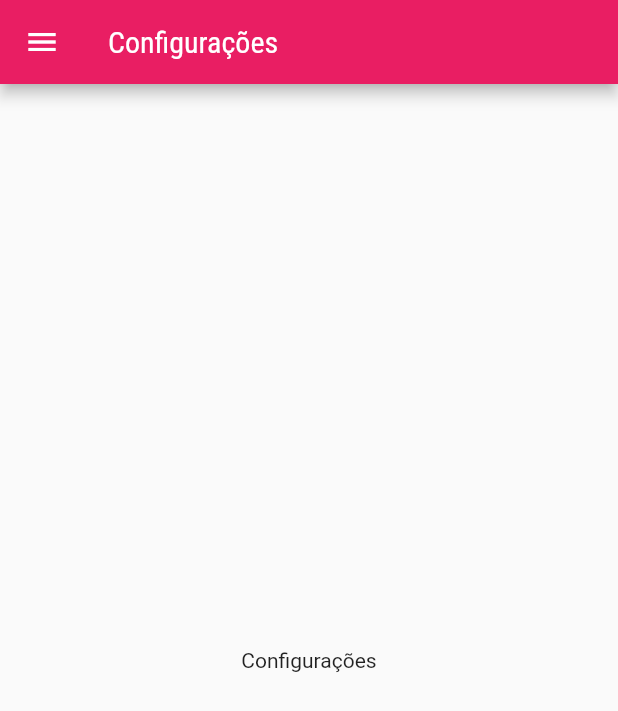
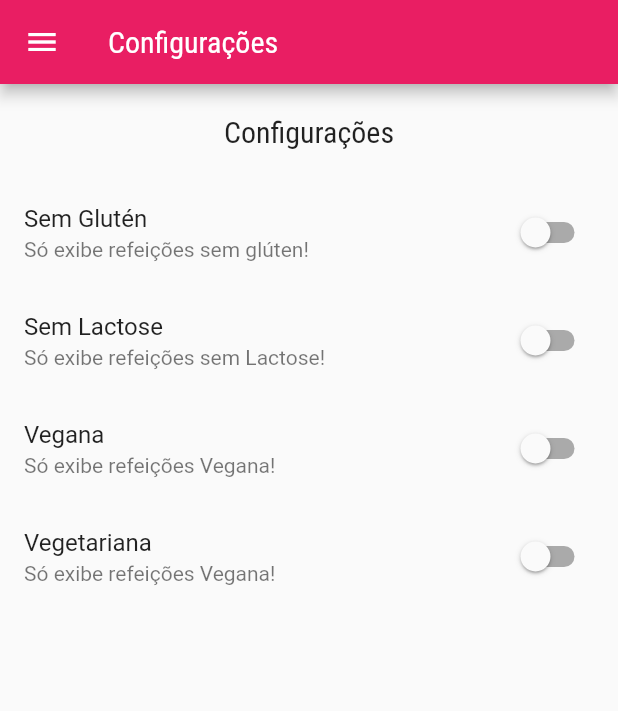
Before and after one commit to CSIRamone/meals, a Flutter app: the SettingsScreen screen opened by its route, on a phone screen of 412 x 824 dp. Shown: the top 711 px of the screen. Run offline on Flutter 3.47's test engine with Material 2 defaults, Android fonts, the phone set to English and light mode, and no system bars.

Commit message:
implementando a tela de settings_screen

```diff
--- /dev/null
+++ b/lib/models/settings.dart
@@ -0,0 +1,13 @@
+class Settings {
+  bool isGlutenFree;
+  bool isLactoseFree;
+  bool isVegan;
+  bool isVegetarian;
+
+  Settings({
+    this.isGlutenFree = false,
+    this.isLactoseFree = false,
+    this.isVegan = false,
+    this.isVegetarian = false,
+  });
+}
--- a/lib/screens/settings_screen.dart
+++ b/lib/screens/settings_screen.dart
@@ -2,8 +2,31 @@ import 'package:flutter/material.dart';
 
 import '../components/main_drawer.dart';
 
-class SettingsScreen extends StatelessWidget {
+import '../models/settings.dart';
+
+class SettingsScreen extends StatefulWidget {
   const SettingsScreen({super.key});
+
+  @override
+  State<SettingsScreen> createState() => _SettingsScreenState();
+}
+
+class _SettingsScreenState extends State<SettingsScreen> {
+  var settings = Settings();
+
+  Widget _createSwitch(
+    String title,
+    String subtitle,
+    bool value,
+    Function(bool) onChanged,
+  ) {
+    return SwitchListTile.adaptive(
+      value: value,
+      onChanged: onChanged,
+      title: Text(title),
+      subtitle: Text(subtitle),
+    );
+  }
 
   @override
   Widget build(BuildContext context) {
@@ -12,8 +35,46 @@ class SettingsScreen extends StatelessWidget {
         title: const Text('Configurações'),
       ),
       drawer: MainDrawer(),
-      body: const Center(
-        child: Text('Configurações'),
+      body: Column(
+        children: [
+          Container(
+            padding: const EdgeInsets.all(20),
+            child: Text(
+              'Configurações',
+              style: Theme.of(context).textTheme.titleLarge,
+            ),
+          ),
+          Expanded(
+            child: ListView(
+              children: [
+                _createSwitch(
+                  'Sem Glutén',
+                  'Só exibe refeições sem glúten!',
+                  settings.isGlutenFree,
+                  (value) => setState(() => settings.isGlutenFree = value),
+                ),
+                _createSwitch(
+                  'Sem Lactose',
+                  'Só exibe refeições sem Lactose!',
+                  settings.isLactoseFree,
+                  (value) => setState(() => settings.isLactoseFree = value),
+                ),
+                _createSwitch(
+                  'Vegana',
+                  'Só exibe refeições Vegana!',
+                  settings.isVegan,
+                  (value) => setState(() => settings.isVegan = value),
+                ),
+                _createSwitch(
+                  'Vegetariana',
+                  'Só exibe refeições Vegana!',
+                  settings.isVegetarian,
+                  (value) => setState(() => settings.isVegetarian = value),
+                ),
+              ],
+            ),
+          ),
+        ],
       ),
     );
   }
```
